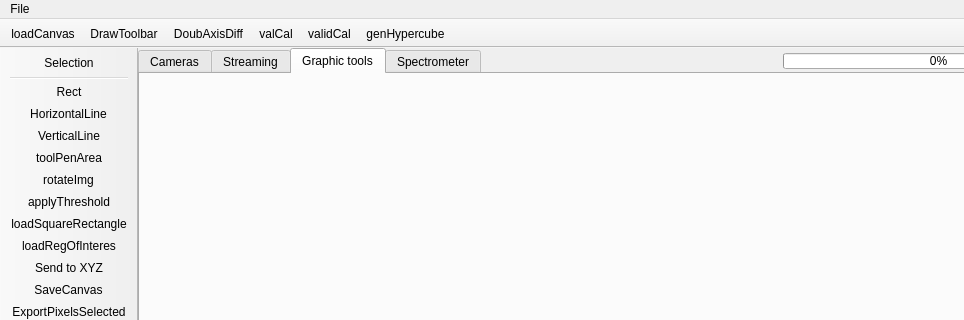
JairoSalazarV/QtHypCam, file mainwindow.ui: the form before one commit; both pictures show x 0 to 964 and y 0 to 320 of the 964 by 698 pixel window.
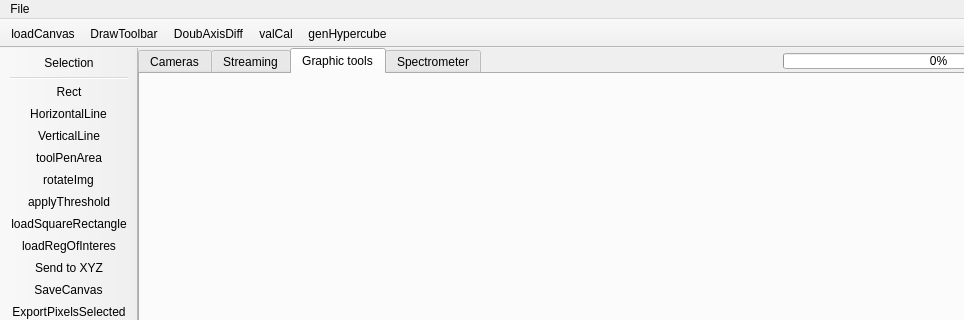
The form after the commit. Icons and pictures are not drawn.

Commit message: Without validatecalibration.(h,cpp,ui) and it load automatically the last image.

What changed in the file:
```diff
--- a/mainwindow.ui
+++ b/mainwindow.ui
@@ -948,7 +948,6 @@
    <addaction name="actionDrawToolbar"/>
    <addaction name="actionDoubAxisDiff"/>
    <addaction name="actionValCal"/>
-   <addaction name="actionValidCal"/>
    <addaction name="actionGenHypercube"/>
   </widget>
   <action name="actionExit">
```
The commit also changes 6 other files.
